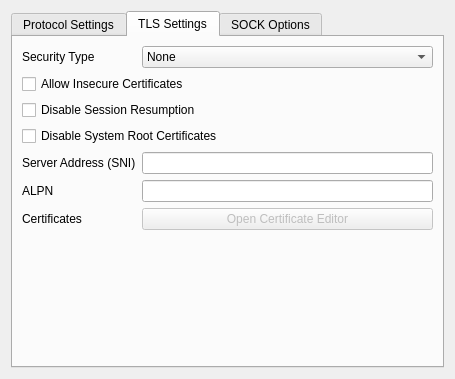
Qt form src/ui/widgets/widgets/StreamSettingsWidget.ui (Qv2ray/Qv2ray) before a commit.
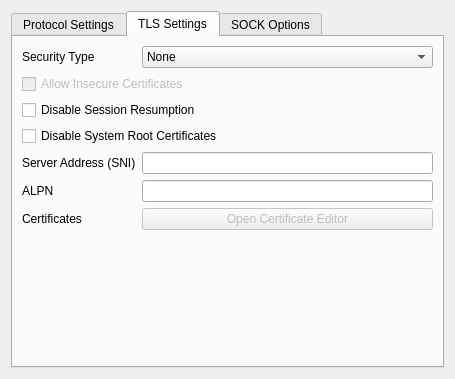
The same form after that commit. The open tabs and pages were chosen to show the change.

Commit message: You don't want to allowInsecure

Diff of the .ui file:
```diff
--- a/src/ui/widgets/widgets/StreamSettingsWidget.ui
+++ b/src/ui/widgets/widgets/StreamSettingsWidget.ui
@@ -676,6 +676,9 @@
        </item>
        <item row="1" column="0" colspan="2">
         <widget class="QCheckBox" name="allowInsecureCB">
+         <property name="enabled">
+          <bool>false</bool>
+         </property>
          <property name="text">
           <string>Allow Insecure Certificates</string>
          </property>
```
The commit also changes 1 other file.
